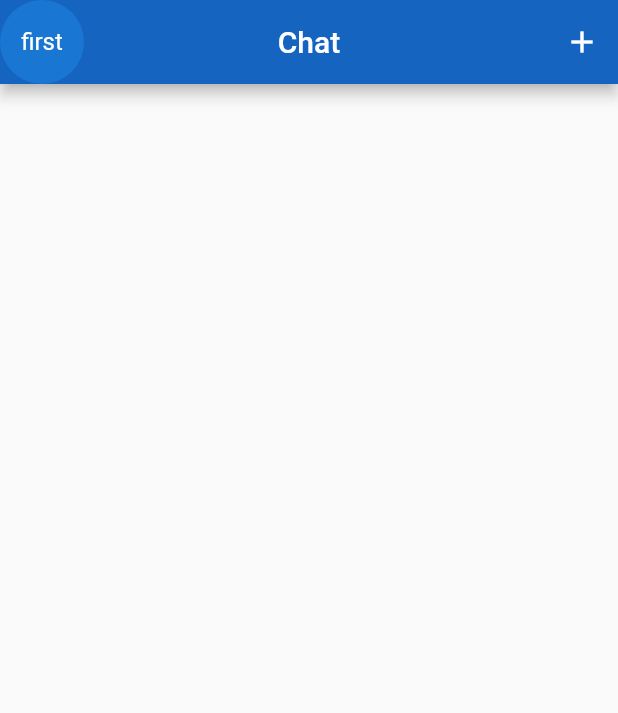
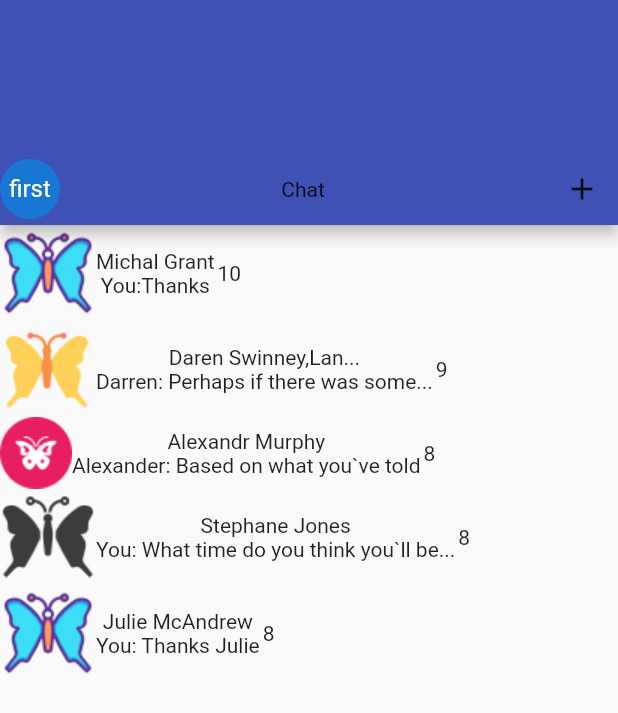
Before and after one commit to LightofDoctor/TestRepository, a Flutter app: the screen it shows after launch, on a phone screen of 412 x 824 dp. Shown: the top 713 px of the screen. Run offline on Flutter 3.47's test engine with Material 2 defaults, Android fonts, the phone set to English and light mode, and no system bars; our stand-ins replace flutter_bloc.

Commit message:
Modeling chat_screen.dart, AppBar

```diff
--- a/lib/chat_repository/chat_repo.dart
+++ b/lib/chat_repository/chat_repo.dart
@@ -41,8 +41,8 @@ class ChatRepository {
     )
       ),
       ChatModel(
-          [UserModel('Julie McAndrew', 'assets')],
-          MessageModel('You: Thanks Julie', UserModel('Julie McAndrew', 'assets/icons/icons8-butterfly-96.png')),
+          [UserModel('Julie McAndrew', 'assets/icons/icons8-butterfly-64.png')],
+          MessageModel('You: Thanks Julie', UserModel('Julie McAndrew', 'assets/icons/icons8-butterfly-64.png')),
           DateTime.now().subtract(Duration(days: 3),
           )
       ),
--- a/lib/domain/bloc/bloc_screen.dart
+++ b/lib/domain/bloc/bloc_screen.dart
@@ -1,12 +1,12 @@
 import 'package:flutter_bloc/flutter_bloc.dart';
-import 'package:test_flutter/domain/bloc/first_screen_Events.dart';
-import 'package:test_flutter/domain/bloc/first_screen_States.dart';
+import 'package:test_flutter/domain/bloc/chat_screen_Events.dart';
+import 'package:test_flutter/domain/bloc/chat_screen_States.dart';
 import 'package:test_flutter/domain/bloc/use_case_chat.dart';
 
 
 class FirstScreenBloc extends Bloc<ChatEvents,ChatStates>{
   GetAllChatsUseCase getAllChatsUseCase;
-  FirstScreenBloc(this.getAllChatsUseCase): super (LoadedChatState(getAllChats: [])){
+  FirstScreenBloc(  this.getAllChatsUseCase): super (LoadedChatState(getAllChats: [])){
     checkResult ();
   }
   checkResult (){
--- a/lib/domain/bloc/first_screen_States.dart
+++ b/lib/domain/bloc/chat_screen_States.dart
@@ -1,5 +1,5 @@
 import 'package:test_flutter/chat_repository/models.dart';
-import 'package:test_flutter/domain/bloc/first_screen_States.dart';
+import 'package:test_flutter/domain/bloc/chat_screen_States.dart';
 
 abstract class ChatStates{}
 
--- a/lib/domain/bloc/use_case_chat.dart
+++ b/lib/domain/bloc/use_case_chat.dart
@@ -2,7 +2,7 @@ import 'package:test_flutter/chat_repository/chat_repo.dart';
 
 class GetAllChatsUseCase{
   final ChatRepository chatRepository;
-  GetAllChatsUseCase(this.chatRepository);
+  GetAllChatsUseCase( this.chatRepository);
 
 
   getAllChats(){
--- a/lib/main.dart
+++ b/lib/main.dart
@@ -1,5 +1,10 @@
 import 'package:flutter/material.dart';
-import 'package:test_flutter/presentation/first_screen.dart';
+import 'package:flutter_bloc/flutter_bloc.dart';
+import 'package:test_flutter/chat_repository/chat_repo.dart';
+import 'package:test_flutter/chat_repository/models.dart';
+import 'package:test_flutter/domain/bloc/bloc_screen.dart';
+import 'package:test_flutter/domain/bloc/use_case_chat.dart';
+import 'package:test_flutter/presentation/chat_screen.dart';
 
 void main() {
   runApp(const MyApp());
@@ -10,8 +15,13 @@ class MyApp extends StatelessWidget {
 
   @override
   Widget build(BuildContext context) {
-    return MaterialApp(
-      home: FirstScreen(),
+    return BlocProvider(create: (context)=> FirstScreenBloc(GetAllChatsUseCase(ChatRepository())),
+      child:  MaterialApp(
+        home: FirstScreen(),
+      ),
+
+
+
     );
   }
 }
--- /dev/null
+++ b/lib/presentation/chat_screen.dart
@@ -0,0 +1,99 @@
+import 'package:flutter/cupertino.dart';
+import 'package:flutter/material.dart';
+import 'package:flutter_bloc/flutter_bloc.dart';
+import 'package:test_flutter/domain/bloc/bloc_screen.dart';
+import 'package:test_flutter/domain/bloc/chat_screen_States.dart';
+
+class FirstScreen extends StatefulWidget {
+  const FirstScreen({Key? key}) : super(key: key);
+
+  @override
+  State<FirstScreen> createState() => _FirstScreenState();
+}
+
+class _FirstScreenState extends State<FirstScreen> {
+  late FirstScreenBloc firstScreenBloc;
+
+  @override
+  void didChangeDependencies() {
+    super.didChangeDependencies();
+    firstScreenBloc = BlocProvider.of<FirstScreenBloc>(context);
+  }
+
+  @override
+  Widget build(BuildContext context) {
+    return Scaffold(
+      appBar: PreferredSize(
+        preferredSize: Size.fromHeight(150),
+        child: AppBar(
+            backgroundColor: Colors.indigo,
+            bottom: PreferredSize(
+              preferredSize: Size.fromHeight(50),
+              child: Row(
+                mainAxisAlignment: MainAxisAlignment.spaceBetween,
+                children: [
+                  Column(
+                    children: [
+                      CircleAvatar(
+                        child: Text('first'),
+                      )
+                    ],
+                  ),
+                  Column(
+                    children: [
+                      Text(
+                        'Chat',
+                      )
+                    ],
+                  ),
+                 Column(
+                    mainAxisAlignment: MainAxisAlignment.end,
+                    children: [
+                      IconButton(onPressed: () {}, icon: Icon(Icons.add))
+                    ],
+                  )
+                ],
+              ),
+            )),
+      ),
+      body: BlocBuilder(
+        bloc: firstScreenBloc,
+        builder: (BuildContext context, state) {
+          if (state is LoadedChatState) {
+            final chats = state.getAllChats;
+            return ListView.builder(
+                itemCount: chats.length,
+                itemBuilder: (contex, index) {
+                  final chat = chats[index];
+                  return Row(
+                    children: [
+                      Column(
+                        children: [Image.asset(chat.members[0].avatarPath)],
+                      ),
+                      Column(
+                        children: [
+                          Row(
+                            children: [Text(chat.members[0].name)],
+                          ),
+                          Row(
+                            children: [Text(chat.lastMessage.lastMessage)],
+                          )
+                        ],
+                      ),
+                      SizedBox(
+                        width: 2,
+                      ),
+                      Column(
+                        children: [Text(chat.createdTime.day.toString())],
+                      )
+                    ],
+                  );
+                });
+          } else {
+            return CircularProgressIndicator();
+          }
+        },
+      ),
+    );
+  }
+}
--- a/lib/presentation/first_screen.dart
+++ /dev/null
@@ -1,24 +0,0 @@
-import 'package:flutter/cupertino.dart';
-import 'package:flutter/material.dart';
-
-class FirstScreen extends StatelessWidget {
-  const FirstScreen({Key? key}) : super(key: key);
-
-  @override
-  Widget build(BuildContext context) {
-    return Scaffold(
-
-      appBar: AppBar(
-        centerTitle: true,
-        backgroundColor: Colors.blue.shade800,
-        actions: [IconButton(onPressed: (){}, icon: Icon(Icons.add))],
-        leading: CircleAvatar(child: Text('first'),),
-        title: Text('Chat'),),
-      body: Column(children: [
-
-      ],),
-    );
-
-  }
-
-}
--- a/pubspec.yaml
+++ b/pubspec.yaml
@@ -37,6 +37,7 @@ dependencies:
   # Use with the CupertinoIcons class for iOS style icons.
   cupertino_icons: ^1.0.2
   flutter_bloc: ^8.1.1
+  bloc_provider: ^1.0.0
   bloc: ^8.1.0
 
 dev_dependencies:
@@ -68,6 +69,7 @@ flutter:
     - assets/icons/icons8-butterfly-64 (1).png
     - assets/icons/icons8-butterfly-64 (2).png
     - assets/icons/icons8-leaf-fluttering-in-wind-96.png
+    - assets/icons/icons8-butterfly-96.png
 
     # - images/a_dot_ham.jpeg
 
```
Also changed, not shown: lib/domain/bloc/chat_screen_Events.dart (renamed from lib/domain/bloc/first_screen_Events.dart), pubspec.lock.
